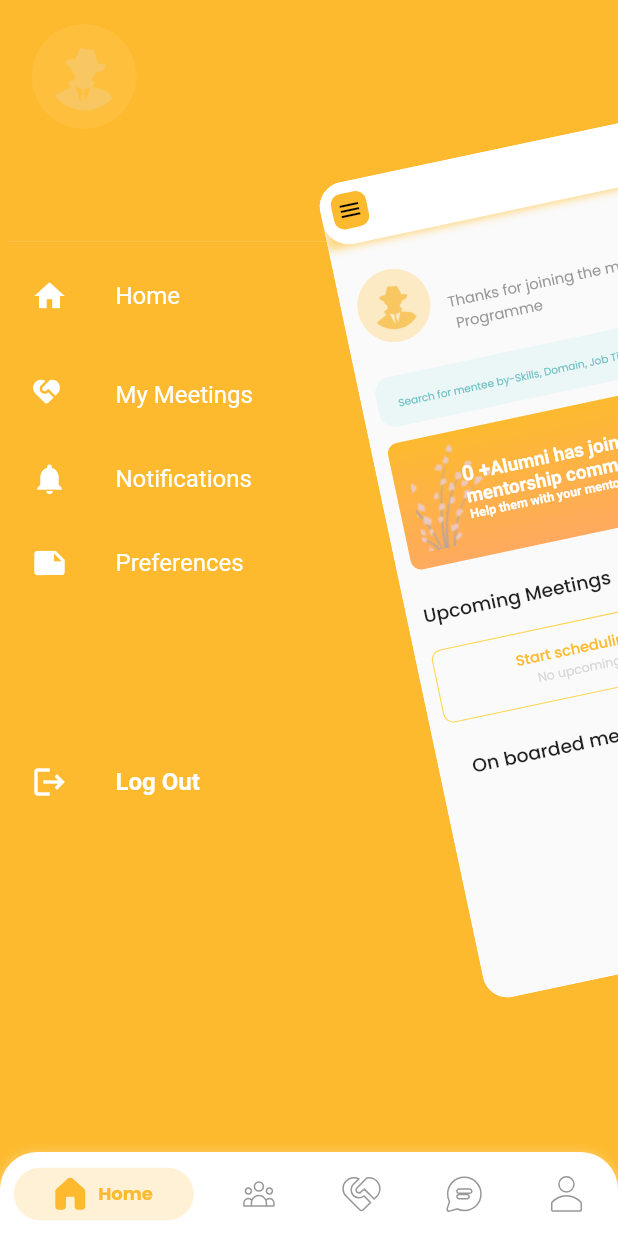
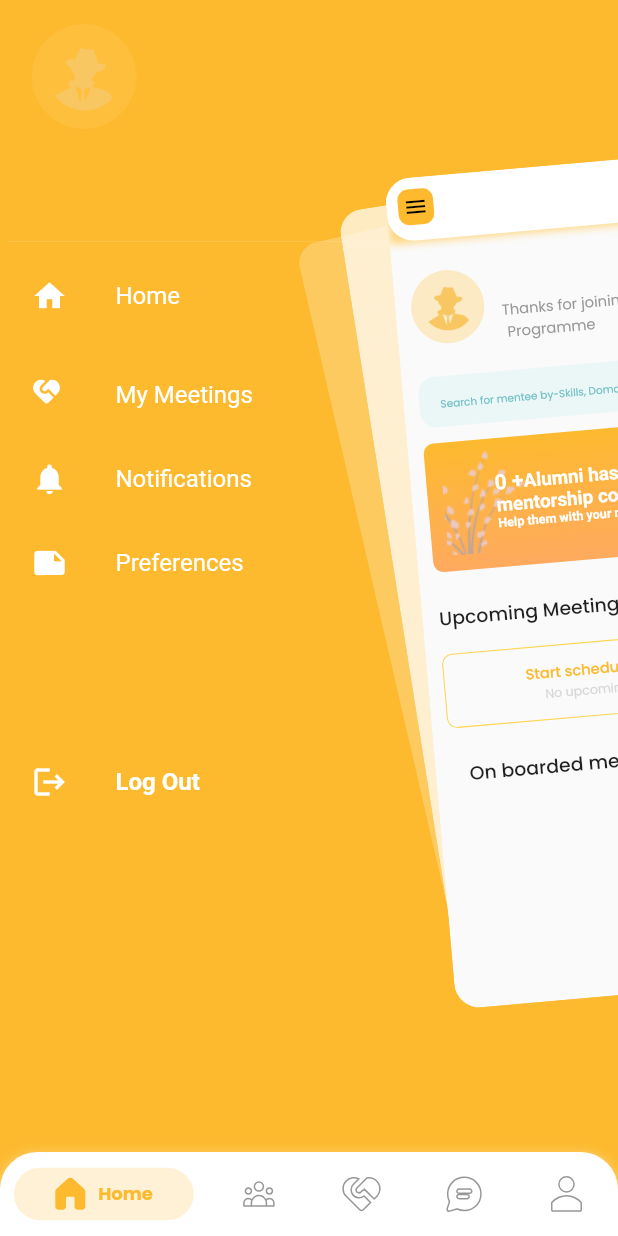
Before and after one commit to Athulya0895/futurense, a Flutter app: the Home screen opened directly, after a tap on the "menu" icon, on a phone screen of 412 x 824 dp. Run offline on Flutter 3.47's test engine with Material 2 defaults, Android fonts, the phone set to English and light mode, and no system bars; drawn by our look-alikes of flutter_zoom_drawer, persistent_bottom_nav_bar; our stand-ins replace after_layout, animated_splash_screen, dio, dropdown_search, file_picker, firebase_core and 17 more; missing offline and left inert: agora_rtc_engine, laravel_echo; accounts and stored records are empty; network calls fail; project files that could hold a hidden picture were left out.

Commit message:
afetr home issue fixed

```diff
--- a/lib/screens/mentee/home/homepage_mentee.dart
+++ b/lib/screens/mentee/home/homepage_mentee.dart
@@ -50,15 +50,26 @@ class _ZoomState extends State<Zoom> {
   Widget build(BuildContext context) {
     return ZoomDrawer(
       controller: z,
-      borderRadius: 24,
+
       style: DrawerStyle.defaultStyle,
+      // style: DrawerStyle.style1,
       // showShadow: true,
+      // menuScreenTapClose: false,
+      mainScreenTapClose: true,
+
       openCurve: Curves.fastOutSlowIn,
-      slideWidth: MediaQuery.of(context).size.width * 0.65,
+      slideWidth: MediaQuery.of(context).size.width * 0.70,
       duration: const Duration(milliseconds: 500),
       // angle: 0.0,
+      borderRadius: 24.0,
+      showShadow: true,
+
+      angle: -5.0,
+
+      // slideWidth: MediaQuery.of(context).size.width *
+      //     (ZoomDrawer.isRTL() ? .45 : 0.65),
       menuBackgroundColor: const Color(0xffFDBA2F),
-      mainScreen: const Body(),
+      mainScreen: const HomePageMentee(),
       menuScreen: Theme(
         data: ThemeData.dark(),
         child: Scaffold(
@@ -223,39 +234,39 @@ class _ZoomState extends State<Zoom> {
 }
 
 //body
-class Body extends StatefulWidget {
-  const Body({Key? key}) : super(key: key);
+// class Body extends StatefulWidget {
+//   const Body({Key? key}) : super(key: key);
 
-  @override
-  State<Body> createState() => _BodyState();
-}
+//   @override
+//   State<Body> createState() => _BodyState();
+// }
 
-class _BodyState extends State<Body> with SingleTickerProviderStateMixin {
-  late AnimationController controller = AnimationController(
-    vsync: this,
-    duration: const Duration(milliseconds: 100),
-    value: -1.0,
-  );
+// class _BodyState extends State<Body> with SingleTickerProviderStateMixin {
+//   late AnimationController controller = AnimationController(
+//     vsync: this,
+//     duration: const Duration(milliseconds: 100),
+//     value: -1.0,
+//   );
 
-  @override
-  void dispose() {
-    controller.dispose();
-    super.dispose();
-  }
+//   @override
+//   void dispose() {
+//     controller.dispose();
+//     super.dispose();
+//   }
 
-  bool get isPanelVisible {
-    final AnimationStatus status = controller.status;
-    return status == AnimationStatus.completed ||
-        status == AnimationStatus.forward;
-  }
+//   bool get isPanelVisible {
+//     final AnimationStatus status = controller.status;
+//     return status == AnimationStatus.completed ||
+//         status == AnimationStatus.forward;
+//   }
 
-  @override
-  Widget build(BuildContext context) {
-    return const Scaffold(
-      body: HomePageMentee(),
-    );
-  }
-}
+//   @override
+//   Widget build(BuildContext context) {
+//     return const Scaffold(
+//       body: HomePageMentee(),
+//     );
+//   }
+// }
 
 //Home Page design
 
@@ -268,6 +279,7 @@ class HomePageMentee extends StatefulWidget {
 
 class _HomePageMenteeState extends State<HomePageMentee>
     with BasePage<HomePageMenteeVM> {
+  // zoomController
   int counter = 0;
 
   @override
@@ -299,6 +311,7 @@ class _HomePageMenteeState extends State<HomePageMentee>
                     ),
                   ),
                   onPressed: () {
+                    // z.toggle!();
                     z.toggle!();
                   },
                 ),
--- a/lib/screens/mentee/myappointments_mentee/previous_appointments_mentee/previous_appointment_mentee.dart
+++ b/lib/screens/mentee/myappointments_mentee/previous_appointments_mentee/previous_appointment_mentee.dart
@@ -71,7 +71,7 @@ class _PreviousAppointmentsMenteeState extends State<PreviousAppointmentsMentee>
                               .previousMeetings[index].communicationMode,
                           fromDate: provider.previousMeetings[index].fromDate,
                           startTime: provider.previousMeetings[index].startTime,
-                          status: "Completed",
+                          status: provider.previousMeetings[index].status,
                           icon: "assets/done.svg",
                           buttonText1: "Schedule Another",
                           buttonText2: "Leave a Review",
--- a/lib/screens/mentee/myappointments_mentee/upcoming_appointments_mentee/upcoming_appointment_mentee_vm.dart
+++ b/lib/screens/mentee/myappointments_mentee/upcoming_appointments_mentee/upcoming_appointment_mentee_vm.dart
@@ -11,7 +11,6 @@ class UpcomingAppointmentsMenteeVM extends BaseViewModel {
   List<MeetingModel> confirmedupcomingmeetings = [];
   @override
   void onInit() {
-
     getConfirmedUpcomingMeeting();
     getSentUpcomingMeeting();
     getreceivedUpcomingMeeting();
@@ -163,6 +162,9 @@ class UpcomingAppointmentsMenteeVM extends BaseViewModel {
     if (res.runtimeType == Response) {
       if (res.data['status'] == true) {
         showNotification(res.data['message']);
+        getreceivedUpcomingMeeting();
+        getConfirmedUpcomingMeeting();
+        getSentUpcomingMeeting();
       } else {
         showNotification(res.data['message']);
       }
--- a/lib/screens/mentee/myappointments_mentee/upcoming_appointments_mentee/upcoming_appointments_mentee.dart
+++ b/lib/screens/mentee/myappointments_mentee/upcoming_appointments_mentee/upcoming_appointments_mentee.dart
@@ -1328,6 +1328,7 @@ class _UpcomingAppointmentsMenteeState extends State<UpcomingAppointmentsMentee>
                                                       index]
                                                   .channelName
                                                   .toString());
+
                                             },
                                             buttonText2: "Cancel",
                                             buttonText2pressed: () {
--- a/lib/screens/mentor/home/home/home.dart
+++ b/lib/screens/mentor/home/home/home.dart
@@ -238,12 +238,12 @@ class _HomeState extends State<Home> with BasePage<HomeVM> {
             },
             screens: _buildScreens(),
             items: _navBarsItems(),
-            // confineInSafeArea: true,
-            // backgroundColor: Colors.white,
-            // handleAndroidBackButtonPress: true,
-            // resizeToAvoidBottomInset: true,
-            // stateManagement: true,
-            // hideNavigationBarWhenKeyboardShows: true,
+            confineInSafeArea: true,
+            backgroundColor: Colors.white,
+            handleAndroidBackButtonPress: true,
+            resizeToAvoidBottomInset: true,
+            stateManagement: controller.index == 0 ? false : true,
+            hideNavigationBarWhenKeyboardShows: true,
             // navBarHeight: 90,
             decoration: const NavBarDecoration(
               borderRadius: BorderRadius.only(
--- a/lib/screens/mentor/home/homepage_mentor.dart
+++ b/lib/screens/mentor/home/homepage_mentor.dart
@@ -119,16 +119,30 @@ class _ZoomMentorState extends State<ZoomMentor>
   Widget build(BuildContext context) {
     return builder(() => ZoomDrawer(
           controller: z,
-          borderRadius: 24,
           style: DrawerStyle.defaultStyle,
-          // showShadow: true,
+          // style: DrawerStyle.style1,
+
+          // menuScreenTapClose: false,
+          // androidCloseOnBackTap: true,
+          // isRtl: ,
+          mainScreenTapClose: true,
+
           openCurve: Curves.fastOutSlowIn,
-          slideWidth: MediaQuery.of(context).size.width * 0.65,
+          closeCurve: Curves.bounceIn,
+          slideWidth: MediaQuery.of(context).size.width * 0.68,
           duration: const Duration(milliseconds: 500),
-          // angle: 0.0,
+
+          borderRadius: 24.0,
+          showShadow: true,
+
+          angle: -5.0,
+
+          // slideWidth: MediaQuery.of(context).size.width *
+          //     (ZoomDrawer.isRTL() ? .45 : 0.65),
           menuBackgroundColor: const Color(0xffFDBA2F),
-          mainScreen: const Body(),
-          menuScreen: Theme(
+          mainScreen: const HomepageMentor(),
+          menuScreen:
+           Theme(
             data: ThemeData.dark(),
             child: Scaffold(
               backgroundColor: const Color(0xffFDBA2F),
@@ -297,44 +311,44 @@ class _ZoomMentorState extends State<ZoomMentor>
 }
 
 // body
-class Body extends StatefulWidget {
-  const Body({Key? key}) : super(key: key);
+// class Body extends StatefulWidget {
+//   const Body({Key? key}) : super(key: key);
 
-  @override
-  State<Body> createState() => _BodyState();
-}
+//   @override
+//   State<Body> createState() => _BodyState();
+// }
 
-class _BodyState extends State<Body> with SingleTickerProviderStateMixin {
-  late AnimationController controller = AnimationController(
-    vsync: this,
-    duration: const Duration(milliseconds: 100),
-    value: -1.0,
-  );
+// class _BodyState extends State<Body> with SingleTickerProviderStateMixin {
+//   late AnimationController controller = AnimationController(
+//     vsync: this,
+//     duration: const Duration(milliseconds: 100),
+//     value: -1.0,
+//   );
 
-  @override
-  void dispose() {
-    controller.dispose();
-    super.dispose();
-  }
+//   @override
+//   void dispose() {
+//     controller.dispose();
+//     super.dispose();
+//   }
 
-  bool get isPanelVisible {
-    final AnimationStatus status = controller.status;
-    return status == AnimationStatus.completed ||
-        status == AnimationStatus.forward;
-  }
+//   bool get isPanelVisible {
+//     final AnimationStatus status = controller.status;
+//     return status == AnimationStatus.completed ||
+//         status == AnimationStatus.forward;
+//   }
 
-  @override
-  Widget build(BuildContext context) {
-    return const Scaffold(
-      body: HomepageMentor(),
-    );
-  }
-}
+//   @override
+//   Widget build(BuildContext context) {
+//     return const Scaffold(
+//       body: HomepageMentor(),
+//     );
+//   }
+// }
 
 //Homepage Design
 class HomepageMentor extends StatefulWidget {
   final jumbToIndex;
-  const HomepageMentor({super.key,this.jumbToIndex});
+  const HomepageMentor({super.key, this.jumbToIndex});
 
   @override
   State<HomepageMentor> createState() => _HomepageMentorState();
@@ -779,21 +793,19 @@ class _HomepageMentorState extends State<HomepageMentor>
                                                           .confirmedupcomingmeetings[
                                                               index]
                                                           .canJoin ==
-                                                                true? onJoin(provider
+                                                      true
+                                                  ? onJoin(provider
                                                           .confirmedupcomingmeetings[
-                                                  index]):Fluttertoast.showToast(
+                                                      index])
+                                                  : Fluttertoast.showToast(
                                                       msg:
                                                           "Your Meeting is not yet started.wait for your sheduled time",
-                                                                toastLength: Toast
-                                                                    .LENGTH_SHORT,
+                                                      toastLength:
+                                                          Toast.LENGTH_SHORT,
                                                       gravity:
-                                                                    ToastGravity
-                                                                        .CENTER,
-                                                                timeInSecForIosWeb:
-                                                                    1,
-                                                                textColor:
-                                                                    Colors
-                                                                        .white,
+                                                          ToastGravity.CENTER,
+                                                      timeInSecForIosWeb: 1,
+                                                      textColor: Colors.white,
                                                       fontSize: 16.0);
                                               Navigator.pop(context);
                                             },
--- a/lib/screens/mentor/myappointments_mentor/previous_meeting_mentor/previous_meeting_mentor.dart
+++ b/lib/screens/mentor/myappointments_mentor/previous_meeting_mentor/previous_meeting_mentor.dart
@@ -72,7 +72,7 @@ class _PreviousMeetingMentorState extends State<PreviousMeetingMentor>
                               .previousMeetings[index].communicationMode,
                           fromDate: provider.previousMeetings[index].fromDate,
                           startTime: provider.previousMeetings[index].startTime,
-                          status: "Completed",
+                          status: provider.previousMeetings[index].status,
                           icon: "assets/done.svg",
                           buttonText1: "Schedule Another",
                           buttonText2: "Leave a Review",
```
Also changed, not shown: lib/screens/mentee/home/home/home.dart (+8 -8 lines). Lines whose indentation alone changed are shown as unchanged.
